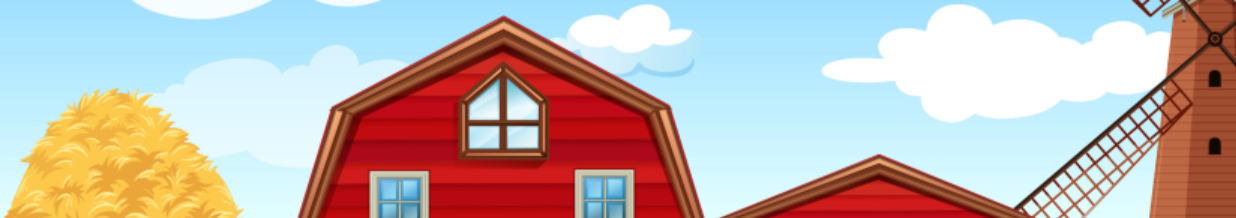
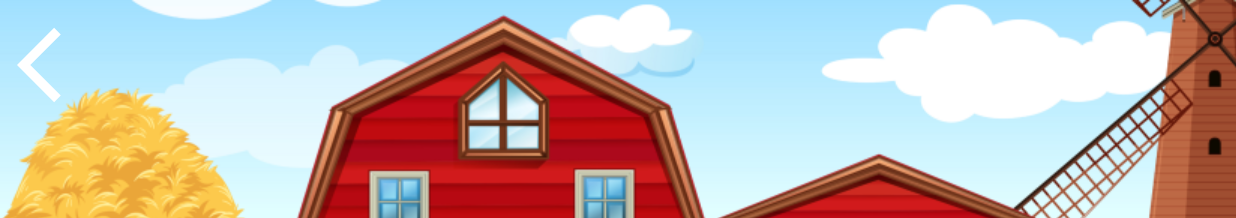
Before and after one commit to VictorHCH/AutiTec, an Android app: the Animales screen opened directly, with no data from a screen before it, on a phone screen of 824 x 412 dp (held sideways). Shown: the top 218 px of the screen. Run offline under Robolectric (Android 15) with nearby library versions, the light colour scheme and no system bars.

Commit message:
Version 3.3.5
Back vocales y Back animales

```diff
--- a/Carrusel/app/src/main/java/com/example/carrusel/Animales.kt
+++ b/Carrusel/app/src/main/java/com/example/carrusel/Animales.kt
@@ -1,11 +1,13 @@
 package com.example.carrusel
 
+import android.content.Intent
 import android.media.MediaPlayer
 import androidx.appcompat.app.AppCompatActivity
 import android.os.Bundle
 import android.os.Handler
 import android.widget.ImageButton
-
+import kotlinx.android.synthetic.main.animales.*
+import kotlinx.android.synthetic.main.num1.*
 
 
 class Animales : AppCompatActivity() {
@@ -27,6 +29,11 @@
         val DURACION: Long = 3000;
         val CORTA: Long = 1000;
 
+        backanim.setOnClickListener(){
+
+            val intent= Intent(this,MainActivity::class.java)
+            startActivity(intent)
+        }
         decirmono.setOnClickListener{
 
             decirmono.isEnabled=false
--- a/Carrusel/app/src/main/res/layout/animales.xml
+++ b/Carrusel/app/src/main/res/layout/animales.xml
@@ -36,7 +36,19 @@
                 app:layout_constraintTop_toTopOf="parent"
                 app:layout_constraintVertical_bias="0.0"
                 app:srcCompat="@drawable/fondo" />
-
+            <ImageView
+                android:id="@+id/backanim"
+                android:layout_width="60dp"
+                android:layout_height="60dp"
+android:outlineSpotShadowColor="@color/black"
+                app:layout_constraintBottom_toBottomOf="parent"
+                app:layout_constraintHorizontal_bias="0.010"
+                app:layout_constraintLeft_toLeftOf="parent"
+                app:layout_constraintRight_toRightOf="parent"
+                app:layout_constraintTop_toTopOf="parent"
+                app:layout_constraintVertical_bias="0.040"
+                android:src="@drawable/flecha_back"
+                tools:ignore="MissingConstraints"/>
             <ImageButton
                 android:id="@+id/burro"
                 android:layout_width="165dp"
```
Also changed, not shown: Carrusel/app/src/main/java/com/example/carrusel/Vocales.kt (+7 -0 lines), Carrusel/app/src/main/res/layout/vocales.xml (+13 -0 lines).
